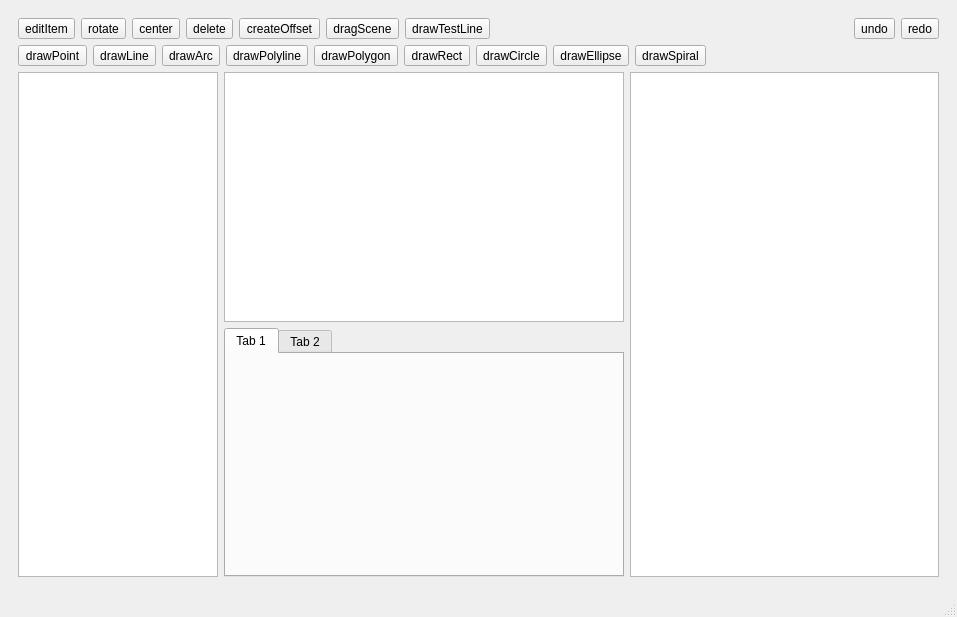
Before: the Qt Designer form header/Ui/mainwindow.ui in joey674/LaserCAD_QT, drawn with Qt 5.
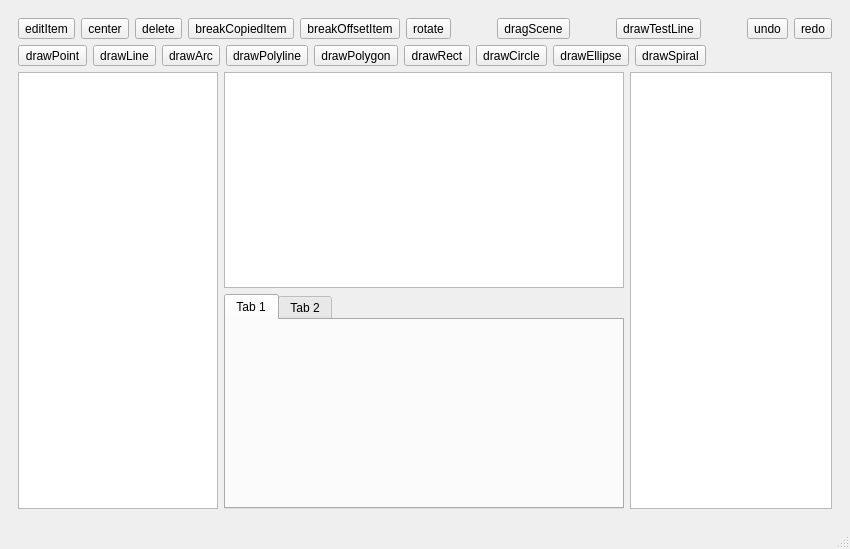
After: the same form once the commit is applied. Custom widgets are drawn as their Qt base class.

Commit message: unstable feat: break copiedItem/offsetItem

What changed in the file:
```diff
--- a/header/Ui/mainwindow.ui
+++ b/header/Ui/mainwindow.ui
@@ -6,8 +6,8 @@
    <rect>
     <x>0</x>
     <y>0</y>
-    <width>957</width>
-    <height>617</height>
+    <width>815</width>
+    <height>549</height>
    </rect>
   </property>
   <property name="sizePolicy">
@@ -60,22 +60,6 @@
            </property>
           </widget>
          </item>
-         <item>
-          <widget class="QToolButton" name="rotateButton">
-           <property name="sizePolicy">
-            <sizepolicy hsizetype="Preferred" vsizetype="Fixed">
-             <horstretch>0</horstretch>
-             <verstretch>0</verstretch>
-            </sizepolicy>
-           </property>
-           <property name="text">
-            <string>rotate</string>
-           </property>
-           <property name="checkable">
-            <bool>false</bool>
-           </property>
-          </widget>
-         </item>
          <item>
           <widget class="QToolButton" name="centerButton">
            <property name="sizePolicy">
@@ -87,9 +71,6 @@
            <property name="text">
             <string>center</string>
            </property>
-           <property name="checkable">
-            <bool>false</bool>
-           </property>
           </widget>
          </item>
          <item>
@@ -102,10 +83,49 @@
          <item>
           <widget class="QToolButton" name="createOffsetButton">
            <property name="text">
-            <string>createOffset</string>
+            <string>breakCopiedItem</string>
            </property>
           </widget>
          </item>
+         <item>
+          <widget class="QToolButton" name="breakOffsetItemButton">
+           <property name="text">
+            <string>breakOffsetItem</string>
+           </property>
+          </widget>
+         </item>
+         <item>
+          <widget class="QToolButton" name="rotateButton">
+           <property name="sizePolicy">
+            <sizepolicy hsizetype="Preferred" vsizetype="Fixed">
+             <horstretch>0</horstretch>
+             <verstretch>0</verstretch>
+            </sizepolicy>
+           </property>
+           <property name="text">
+            <string>rotate</string>
+           </property>
+           <property name="checkable">
+            <bool>false</bool>
+           </property>
+          </widget>
+         </item>
+         <item>
+          <spacer name="horizontalSpacer">
+           <property name="orientation">
+            <enum>Qt::Orientation::Horizontal</enum>
+           </property>
+           <property name="sizeType">
+            <enum>QSizePolicy::Policy::Fixed</enum>
+           </property>
+           <property name="sizeHint" stdset="0">
+            <size>
+             <width>40</width>
+             <height>20</height>
+            </size>
+           </property>
+          </spacer>
+         </item>
          <item>
           <widget class="QToolButton" name="dragSceneButton">
            <property name="text">
@@ -122,6 +142,22 @@
            </property>
           </widget>
          </item>
+         <item>
+          <spacer name="horizontalSpacer_3">
+           <property name="orientation">
+            <enum>Qt::Orientation::Horizontal</enum>
+           </property>
+           <property name="sizeType">
+            <enum>QSizePolicy::Policy::Fixed</enum>
+           </property>
+           <property name="sizeHint" stdset="0">
+            <size>
+             <width>40</width>
+             <height>20</height>
+            </size>
+           </property>
+          </spacer>
+         </item>
          <item>
           <widget class="QToolButton" name="drawTestLineButton">
            <property name="text">
@@ -140,6 +176,9 @@
            <property name="orientation">
             <enum>Qt::Orientation::Horizontal</enum>
            </property>
+           <property name="sizeType">
+            <enum>QSizePolicy::Policy::Fixed</enum>
+           </property>
            <property name="sizeHint" stdset="0">
             <size>
              <width>40</width>
@@ -162,6 +201,19 @@
            </property>
           </widget>
          </item>
+         <item>
+          <spacer name="horizontalSpacer_4">
+           <property name="orientation">
+            <enum>Qt::Orientation::Horizontal</enum>
+           </property>
+           <property name="sizeHint" stdset="0">
+            <size>
+             <width>40</width>
+             <height>20</height>
+            </size>
+           </property>
+          </spacer>
+         </item>
         </layout>
        </item>
        <item row="4" column="2">
```
Left out of the diff: 2 changed lines with no effect on the pictures. The commit also changes 27 other files.
